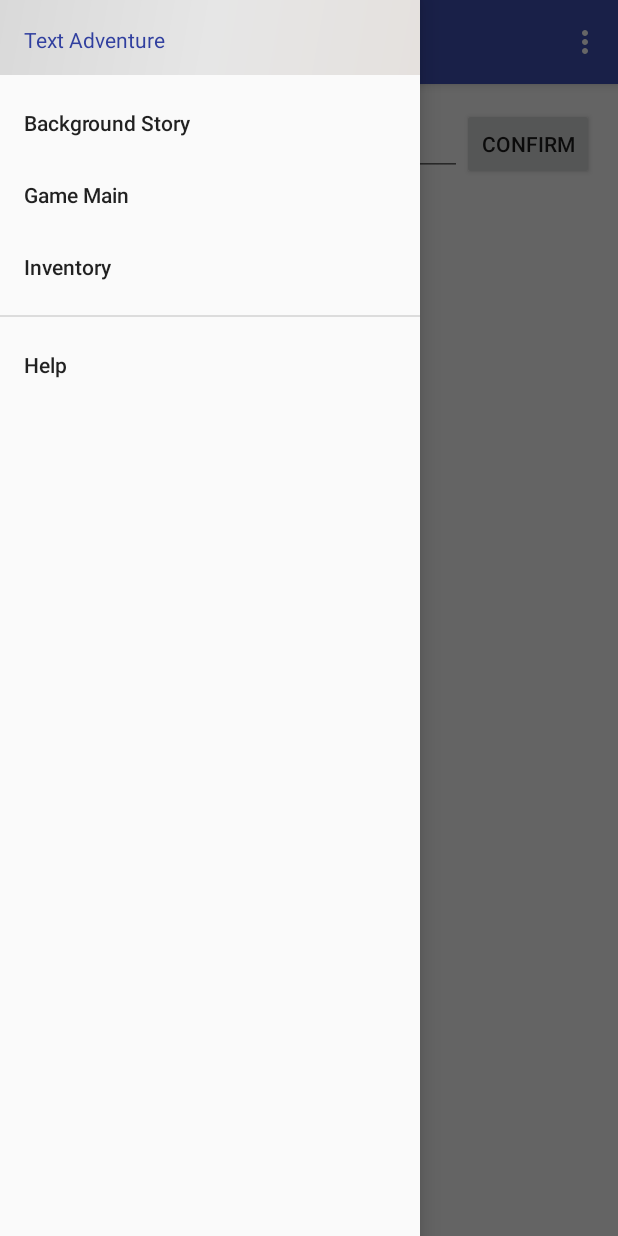
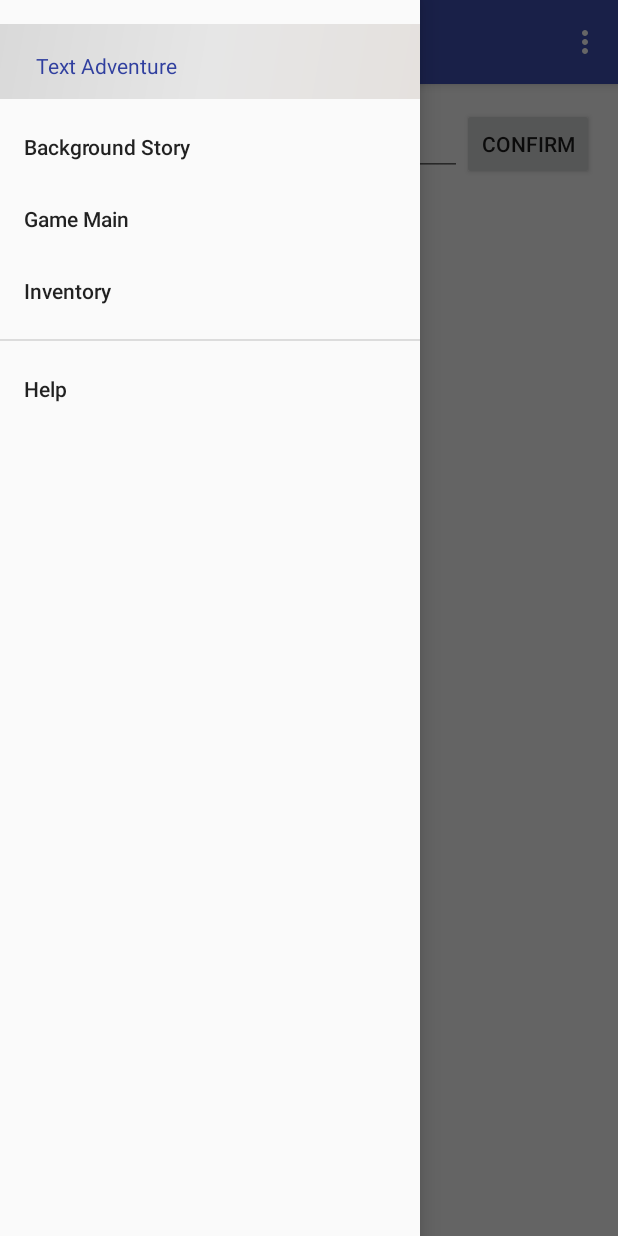
Before and after one commit to srob95/TextAdventure, an Android app: the fragment GameMainFragment placed in its activity, with the side drawer open, on a phone screen of 412 x 824 dp. Run offline under Robolectric (Android 15) with nearby library versions, the phone set to English and light mode, and no system bars.

Commit message:
added game functionality

```diff
--- a/app/src/main/java/com/example/sam/textadventure/calc/GameMainFragment.java
+++ b/app/src/main/java/com/example/sam/textadventure/calc/GameMainFragment.java
@@ -29,15 +29,17 @@ import java.util.List;
 public class GameMainFragment extends Fragment {
     private View view;
     private Player player;
-
+    private MainActivity activity;
     @Override
     public View onCreateView(LayoutInflater inflater, ViewGroup container,
                              Bundle savedInstanceState) {
         // Inflate the layout for this fragment
         view = inflater.inflate(R.layout.fragment_commands, container, false);
         player = new Player("You", "Handsome");
-        MainActivity activity = (MainActivity) getActivity();
+        activity = (MainActivity) getActivity();
         player.setCurrentLocation(activity.getCurrentLocation());
+        TextView tempText = (TextView) view.findViewById(R.id.responseText);
+        tempText.setText(activity.getCommandHistory());
         initUI();
         return view;
     }
@@ -52,7 +54,9 @@ public class GameMainFragment extends Fragment {
                 CommandProcessor cp = new CommandProcessor(player, commandProcessor.getText().toString());
                 String response = cp.Execute();
                 commandProcessor.setText("");
-                responseText.setText(response + "\n" + responseText.getText() + "\n");
+                String output = response + "\n" + responseText.getText() + "\n";
+                responseText.setText(output);
+                activity.updateHistory(output);
             }
         });
     }
--- a/app/src/main/java/com/example/sam/textadventure/ui/MainActivity.java
+++ b/app/src/main/java/com/example/sam/textadventure/ui/MainActivity.java
@@ -51,6 +51,7 @@ public class MainActivity extends AppCompatActivity implements NavigationView.On
     private Integer GameState = INTRO_STATE;
     private List<Location> locations = new ArrayList<Location>();
     private Location currentLocation;
+    private String commandHistory;
 
     @Override
     protected void onCreate(Bundle savedInstanceState) {
@@ -185,7 +186,7 @@ public class MainActivity extends AppCompatActivity implements NavigationView.On
     private void LoadResources() {
         if (locations.isEmpty()) {
             //Locations
-            Location cell = new Location("Cave", "Dark and Mysterious.");
+            Location cell = new Location("Cell", "Dark and Mysterious.");
             Location prisonWing = new Location("Prison Wing", "Cold and Disgusting.");
             Location prisonWard = new Location("Prison Ward", "Freezing!");
             Location prisonWardEast = new Location("Prison Ward East", "Still Freezing!");
@@ -297,4 +298,11 @@ public class MainActivity extends AppCompatActivity implements NavigationView.On
         return currentLocation;
     }
 
+    public String getCommandHistory() {
+        return commandHistory;
+    }
+
+    public void updateHistory(String text) {
+        commandHistory = text;
+    }
 }
--- a/app/src/main/res/layout/nav_header_main.xml
+++ b/app/src/main/res/layout/nav_header_main.xml
@@ -4,10 +4,9 @@
     android:layout_height="@dimen/nav_header_height"
     android:background="@drawable/side_nav_bar"
     android:gravity="bottom"
-    android:paddingBottom="@dimen/activity_vertical_margin"
-    android:paddingLeft="@dimen/activity_horizontal_margin"
-    android:paddingRight="@dimen/activity_horizontal_margin"
-    android:paddingTop="@dimen/activity_vertical_margin"
+    android:layout_marginTop="16sp"
+    android:paddingLeft="24sp"
+    android:paddingBottom="16sp"
     android:theme="@style/ThemeOverlay.AppCompat.Dark"
     android:weightSum="1"
     android:orientation="vertical">
@@ -15,11 +14,8 @@
     <TextView
         android:layout_width="323dp"
         android:layout_height="16dp"
-        android:paddingTop="@dimen/nav_header_vertical_spacing"
         android:text="Text Adventure"
         android:textColor="@color/colorPrimaryDark"
-
-        android:layout_weight="8.93"
         android:layout_gravity="left" />
     <!--android:textAppearance="@style/TextAppearance.AppCompat.Body1"-->
 </LinearLayout>
```
